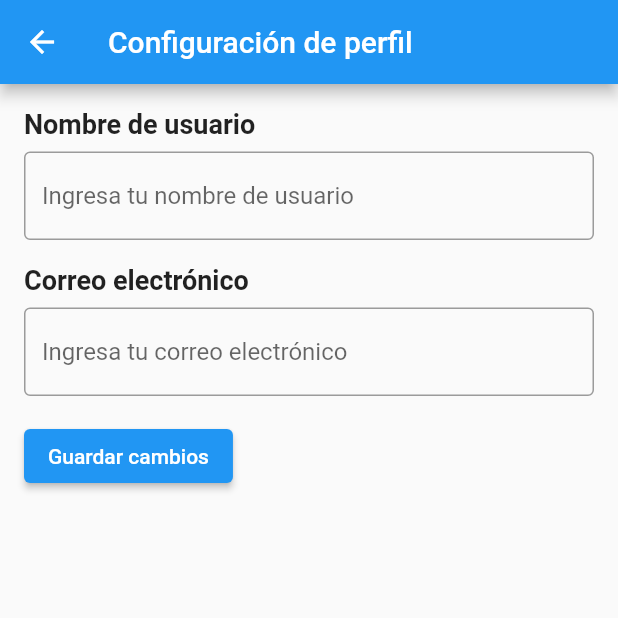
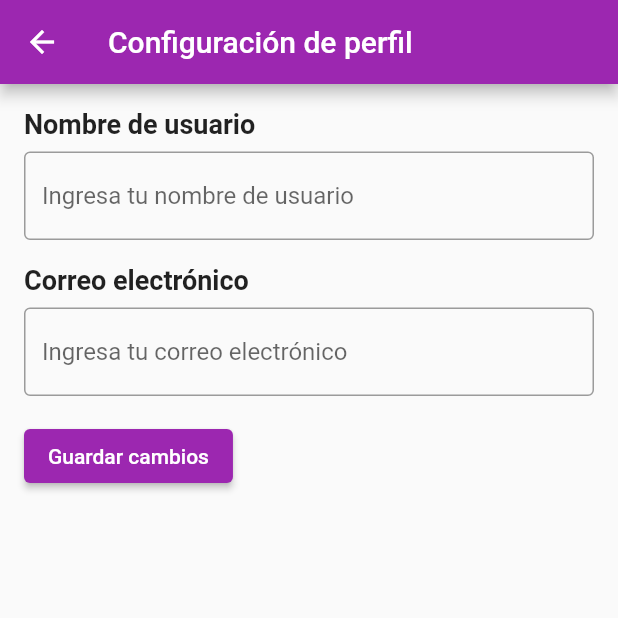
Before and after one commit to guti10x/Mdentertainment, a Flutter app: the UserProfileConfigScreen screen opened directly, on a phone screen of 412 x 824 dp, the top half of it. Run offline on Flutter 3.47's test engine with Material 2 defaults, Android fonts, the phone set to English and light mode, and no system bars; our stand-ins replace chewie, video_player.

Commit message:
fix error navegabilidad

```diff
--- a/lib/main.dart
+++ b/lib/main.dart
@@ -290,7 +290,7 @@ class RegistrationPage extends StatelessWidget {
                 onPressed: () {
                   Navigator.push(
                     context,
-                    MaterialPageRoute(builder: (context) => VentanaHome()),
+                    MaterialPageRoute(builder: (context) => LoginPage()),
                   );
                 },
                 style: ElevatedButton.styleFrom(
@@ -1180,6 +1180,7 @@ class UserProfileConfigScreen extends StatelessWidget {
     return Scaffold(
       appBar: AppBar(
         title: Text('Configuración de perfil'),
+        backgroundColor: Colors.purple,
       ),
       body: Padding(
         padding: EdgeInsets.all(16.0),
@@ -1217,6 +1218,9 @@ class UserProfileConfigScreen extends StatelessWidget {
             ),
             SizedBox(height: 16),
             ElevatedButton(
+              style: ButtonStyle(
+                backgroundColor: MaterialStateProperty.all<Color>(Colors.purple),
+              ),
               onPressed: () {
 
               },
```
